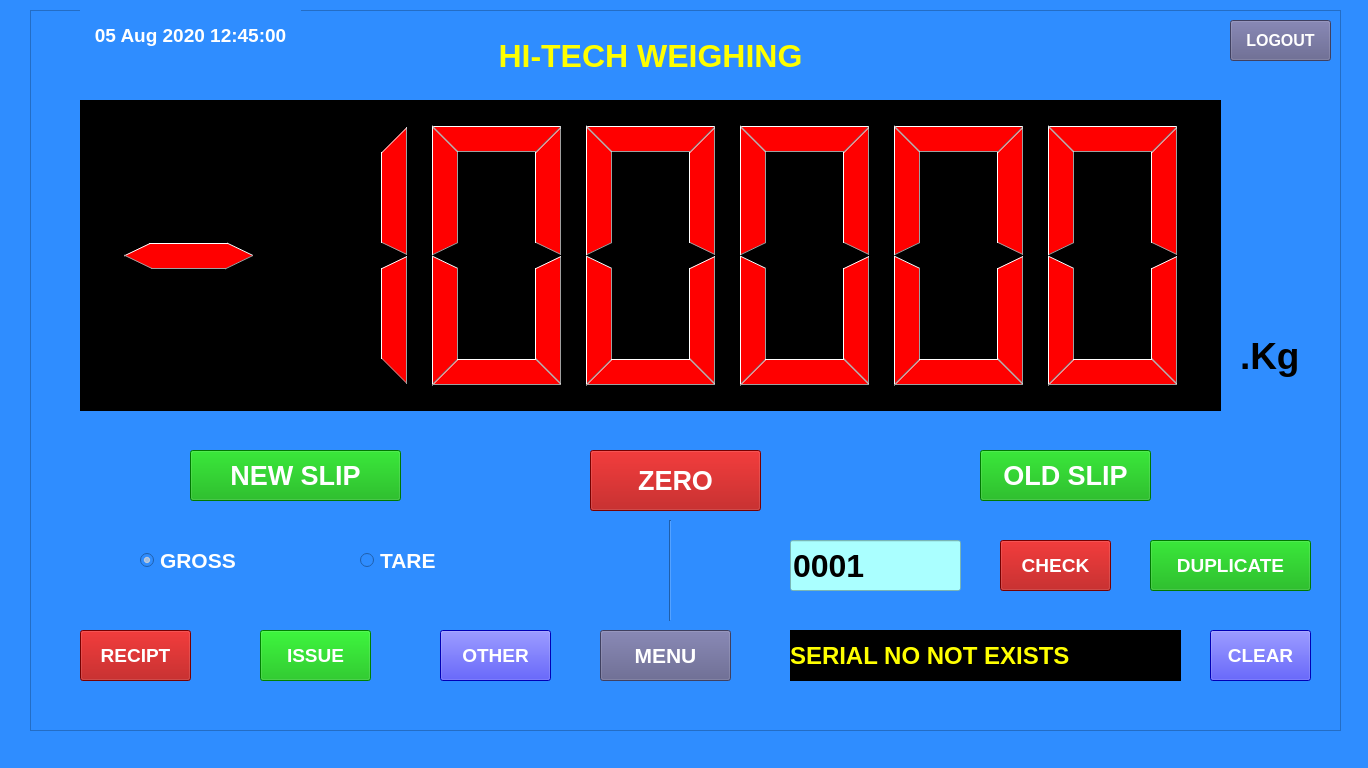
Above: FCI/ui/fci_04_batch_issues_submenu.ui from sanjaymanegit/testRepo before the change. Below: the same form after it.
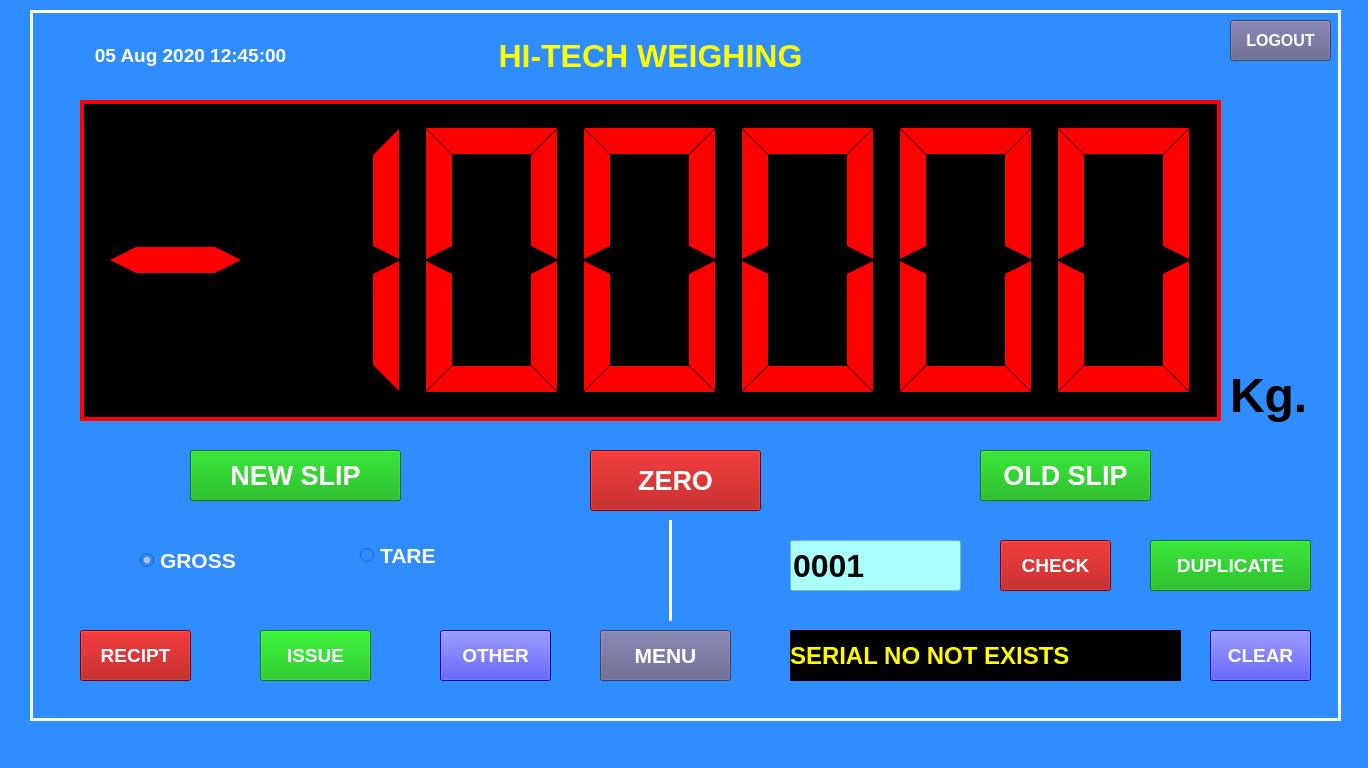
That is the form after the change.

The edit to the form file:
```diff
--- a/FCI/ui/fci_04_batch_issues_submenu.ui
+++ b/FCI/ui/fci_04_batch_issues_submenu.ui
@@ -29,12 +29,13 @@
       <x>30</x>
       <y>10</y>
       <width>1311</width>
-      <height>721</height>
+      <height>711</height>
      </rect>
     </property>
     <property name="font">
      <font>
       <family>MS Sans Serif</family>
+      <pointsize>10</pointsize>
      </font>
     </property>
     <property name="styleSheet">
@@ -42,10 +43,13 @@
 </string>
     </property>
     <property name="frameShape">
-     <enum>QFrame::StyledPanel</enum>
+     <enum>QFrame::Box</enum>
     </property>
     <property name="frameShadow">
-     <enum>QFrame::Raised</enum>
+     <enum>QFrame::Plain</enum>
+    </property>
+    <property name="lineWidth">
+     <number>3</number>
     </property>
     <widget class="QPushButton" name="pushButton">
      <property name="geometry">
@@ -77,7 +81,7 @@
      <property name="geometry">
       <rect>
        <x>50</x>
-       <y>0</y>
+       <y>20</y>
        <width>221</width>
        <height>51</height>
       </rect>
@@ -178,20 +182,31 @@
        <x>50</x>
        <y>90</y>
        <width>1141</width>
-       <height>311</height>
+       <height>321</height>
       </rect>
      </property>
      <property name="layoutDirection">
       <enum>Qt::LeftToRight</enum>
      </property>
      <property name="styleSheet">
-      <string notr="true">background-color: rgb(0, 0, 0);
-font: 10pt &quot;MS Sans Serif&quot;;
-color: rgb(255, 0, 0);</string>
+      <string notr="true">color: rgb(255, 0, 0);
+background-color: rgb(0, 0, 0);</string>
+     </property>
+     <property name="frameShape">
+      <enum>QFrame::Box</enum>
+     </property>
+     <property name="frameShadow">
+      <enum>QFrame::Plain</enum>
+     </property>
+     <property name="lineWidth">
+      <number>4</number>
      </property>
      <property name="digitCount">
       <number>7</number>
      </property>
+     <property name="segmentStyle">
+      <enum>QLCDNumber::Flat</enum>
+     </property>
      <property name="value" stdset="0">
       <double>-200000.000000000000000</double>
      </property>
@@ -202,16 +217,16 @@
     <widget class="QLabel" name="label_53">
      <property name="geometry">
       <rect>
-       <x>1210</x>
-       <y>300</y>
-       <width>81</width>
+       <x>1200</x>
+       <y>340</y>
+       <width>91</width>
        <height>91</height>
       </rect>
      </property>
      <property name="font">
       <font>
-       <family>MS Shell Dlg 2</family>
-       <pointsize>28</pointsize>
+       <family>Arial</family>
+       <pointsize>36</pointsize>
        <weight>75</weight>
        <bold>true</bold>
        <underline>false</underline>
@@ -221,7 +236,7 @@
       <string notr="true">color: rgb(0, 0, 0);</string>
      </property>
      <property name="text">
-      <string>.Kg</string>
+      <string>Kg.</string>
      </property>
      <property name="alignment">
       <set>Qt::AlignLeading|Qt::AlignLeft|Qt::AlignVCenter</set>
@@ -291,6 +306,12 @@
       <string notr="true">color: rgb(255, 255, 255);
 border-color: rgb(255, 255, 255);</string>
      </property>
+     <property name="frameShadow">
+      <enum>QFrame::Plain</enum>
+     </property>
+     <property name="lineWidth">
+      <number>3</number>
+     </property>
      <property name="orientation">
       <enum>Qt::Vertical</enum>
      </property>
@@ -327,8 +348,8 @@
       <rect>
        <x>330</x>
        <y>520</y>
-       <width>111</width>
-       <height>61</height>
+       <width>101</width>
+       <height>51</height>
       </rect>
      </property>
      <property name="font">
@@ -345,6 +366,15 @@
      <property name="text">
       <string>TARE</string>
      </property>
+     <property name="iconSize">
+      <size>
+       <width>16</width>
+       <height>16</height>
+      </size>
+     </property>
+     <property name="autoRepeat">
+      <bool>false</bool>
+     </property>
     </widget>
     <widget class="QLineEdit" name="lineEdit">
      <property name="geometry">
```
